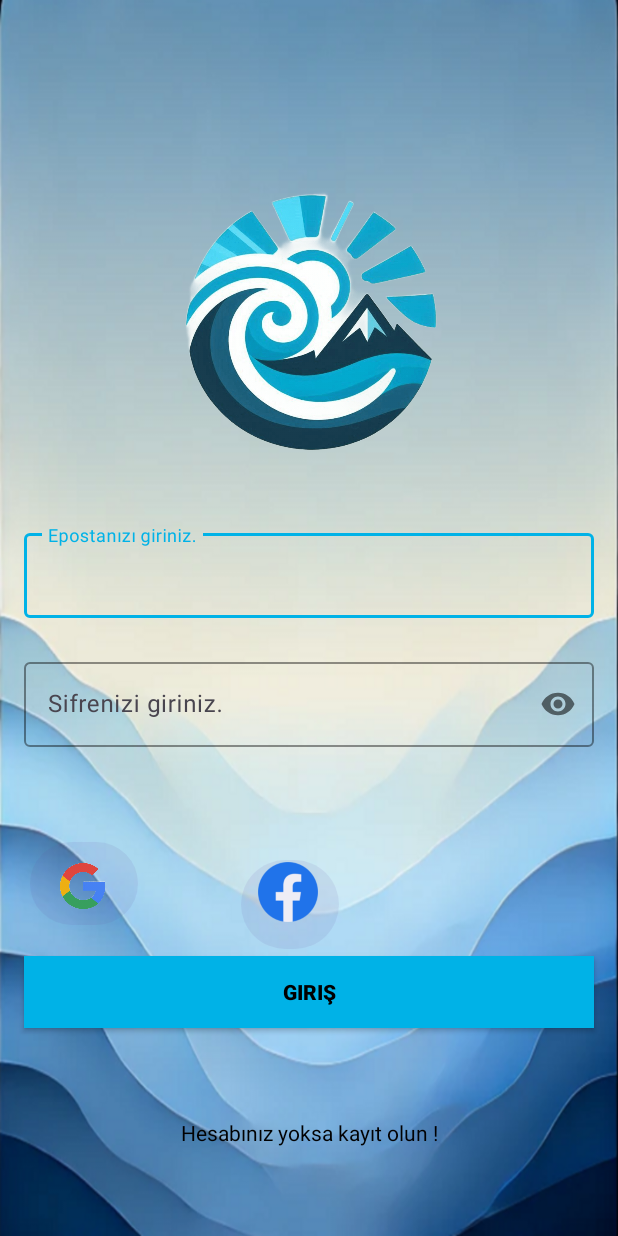
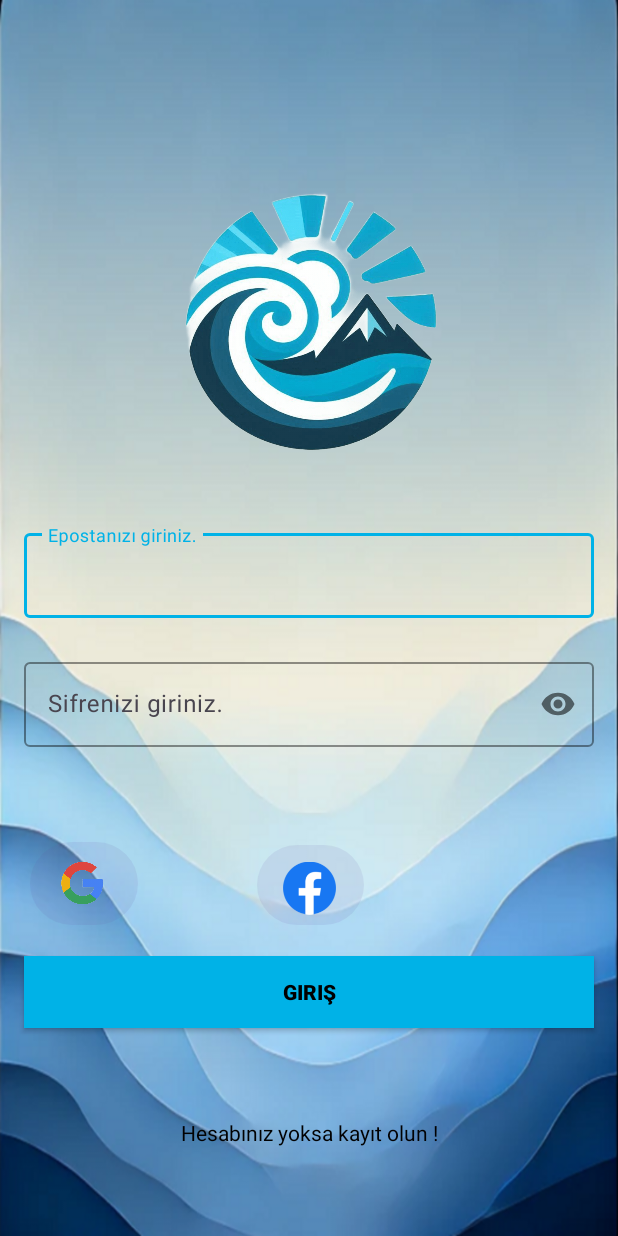
Before and after one commit to xBugor/discovery-app-, an Android app: the screen it shows after launch (MainActivity), on a phone screen of 412 x 824 dp. Run offline under Robolectric (Android 15) with nearby library versions, the phone set to English and light mode, and no system bars; our stand-ins replace Firebase (no records; nobody signed in at launch, a user with empty details on screens opened directly); libraries missing offline, so code that uses them is left out: com.facebook, com.facebook.login; Roboto replaces fonts that are not available here; 4 statements that could not run were skipped.

Commit message:
Yeter yoruldum

```diff
--- /dev/null
+++ b/app/src/main/res/drawable/baseline_settings_24.xml
@@ -0,0 +1,5 @@
+<vector xmlns:android="http://schemas.android.com/apk/res/android" android:height="24dp" android:tint="#000000" android:viewportHeight="24" android:viewportWidth="24" android:width="24dp">
+
+    <path android:fillColor="@android:color/white" android:pathData="M19.14,12.94c0.04,-0.3 0.06,-0.61 0.06,-0.94c0,-0.32 -0.02,-0.64 -0.07,-0.94l2.03,-1.58c0.18,-0.14 0.23,-0.41 0.12,-0.61l-1.92,-3.32c-0.12,-0.22 -0.37,-0.29 -0.59,-0.22l-2.39,0.96c-0.5,-0.38 -1.03,-0.7 -1.62,-0.94L14.4,2.81c-0.04,-0.24 -0.24,-0.41 -0.48,-0.41h-3.84c-0.24,0 -0.43,0.17 -0.47,0.41L9.25,5.35C8.66,5.59 8.12,5.92 7.63,6.29L5.24,5.33c-0.22,-0.08 -0.47,0 -0.59,0.22L2.74,8.87C2.62,9.08 2.66,9.34 2.86,9.48l2.03,1.58C4.84,11.36 4.8,11.69 4.8,12s0.02,0.64 0.07,0.94l-2.03,1.58c-0.18,0.14 -0.23,0.41 -0.12,0.61l1.92,3.32c0.12,0.22 0.37,0.29 0.59,0.22l2.39,-0.96c0.5,0.38 1.03,0.7 1.62,0.94l0.36,2.54c0.05,0.24 0.24,0.41 0.48,0.41h3.84c0.24,0 0.44,-0.17 0.47,-0.41l0.36,-2.54c0.59,-0.24 1.13,-0.56 1.62,-0.94l2.39,0.96c0.22,0.08 0.47,0 0.59,-0.22l1.92,-3.32c0.12,-0.22 0.07,-0.47 -0.12,-0.61L19.14,12.94zM12,15.6c-1.98,0 -3.6,-1.62 -3.6,-3.6s1.62,-3.6 3.6,-3.6s3.6,1.62 3.6,3.6S13.98,15.6 12,15.6z"/>
+
+</vector>
--- /dev/null
+++ b/app/src/main/res/drawable/person.xml
@@ -0,0 +1,5 @@
+<vector xmlns:android="http://schemas.android.com/apk/res/android" android:height="24dp" android:tint="#000000" android:viewportHeight="24" android:viewportWidth="24" android:width="24dp">
+
+    <path android:fillColor="@android:color/white" android:pathData="M12,12c2.21,0 4,-1.79 4,-4s-1.79,-4 -4,-4 -4,1.79 -4,4 1.79,4 4,4zM12,14c-2.67,0 -8,1.34 -8,4v1c0,0.55 0.45,1 1,1h14c0.55,0 1,-0.45 1,-1v-1c0,-2.66 -5.33,-4 -8,-4z"/>
+
+</vector>
--- /dev/null
+++ b/app/src/main/res/drawable/round_contact_support_24.xml
@@ -0,0 +1,5 @@
+<vector xmlns:android="http://schemas.android.com/apk/res/android" android:autoMirrored="true" android:height="24dp" android:tint="#000000" android:viewportHeight="24" android:viewportWidth="24" android:width="24dp">
+
+    <path android:fillColor="@android:color/white" android:pathData="M11.5,2C6.81,2 3,5.81 3,10.5S6.81,19 11.5,19h0.5v3c4.86,-2.34 8,-7 8,-11.5C20,5.81 16.19,2 11.5,2zM12.5,16.5h-2v-2h2v2zM12.9,11.72c-0.01,0.01 -0.02,0.03 -0.03,0.05 -0.05,0.08 -0.1,0.16 -0.14,0.24 -0.02,0.03 -0.03,0.07 -0.04,0.11 -0.03,0.07 -0.06,0.14 -0.08,0.21 -0.07,0.21 -0.1,0.43 -0.1,0.68L10.5,13.01c0,-0.51 0.08,-0.94 0.2,-1.3 0,-0.01 0,-0.02 0.01,-0.03 0.01,-0.04 0.04,-0.06 0.05,-0.1 0.06,-0.16 0.13,-0.3 0.22,-0.44 0.03,-0.05 0.07,-0.1 0.1,-0.15 0.03,-0.04 0.05,-0.09 0.08,-0.12l0.01,0.01c0.84,-1.1 2.21,-1.44 2.32,-2.68 0.09,-0.98 -0.61,-1.93 -1.57,-2.13 -1.04,-0.22 -1.98,0.39 -2.3,1.28 -0.14,0.36 -0.47,0.65 -0.88,0.65h-0.2c-0.6,0 -1.04,-0.59 -0.87,-1.17 0.55,-1.82 2.37,-3.09 4.43,-2.79 1.69,0.25 3.04,1.64 3.33,3.33 0.44,2.44 -1.63,3.03 -2.53,4.35z"/>
+
+</vector>
--- a/app/src/main/res/layout/activity_main.xml
+++ b/app/src/main/res/layout/activity_main.xml
@@ -113,12 +113,13 @@
         app:layout_constraintTop_toTopOf="parent" />
 
     <ImageView
-        android:layout_width="77dp"
-        android:layout_height="66dp"
-        android:layout_marginStart="16dp"
+        android:id="@+id/googleResim"
+        android:layout_width="71dp"
+        android:layout_height="62dp"
+        android:layout_marginStart="19dp"
         android:layout_marginTop="511dp"
-        android:layout_marginEnd="318dp"
-        android:layout_marginBottom="154dp"
+        android:layout_marginEnd="321dp"
+        android:layout_marginBottom="158dp"
         app:layout_constraintBottom_toBottomOf="parent"
         app:layout_constraintEnd_toEndOf="parent"
         app:layout_constraintStart_toStartOf="parent"
@@ -139,35 +140,33 @@
         app:layout_constraintStart_toStartOf="parent"
         app:layout_constraintTop_toTopOf="parent" />
 
-    <ImageView
-        android:id="@+id/imageView6"
-        android:layout_width="40dp"
-        android:layout_height="44dp"
-        android:layout_marginStart="172dp"
-        android:layout_marginTop="510dp"
-        android:layout_marginEnd="172dp"
-        android:layout_marginBottom="120dp"
-        app:layout_constraintBottom_toBottomOf="parent"
-        app:layout_constraintEnd_toEndOf="parent"
-        app:layout_constraintHorizontal_bias="0.0"
-        app:layout_constraintStart_toStartOf="parent"
-        app:layout_constraintTop_toTopOf="parent"
-        app:layout_constraintVertical_bias="0.416"
-        app:srcCompat="@drawable/facebookl" />
-
     <Button
         android:id="@+id/fcbklogin"
-        android:layout_width="65dp"
-        android:layout_height="67dp"
-        android:layout_marginStart="160dp"
-        android:layout_marginTop="523dp"
-        android:layout_marginEnd="186dp"
-        android:layout_marginBottom="141dp"
+        android:layout_width="71dp"
+        android:layout_height="61dp"
+        android:layout_marginStart="171dp"
+        android:layout_marginTop="513dp"
+        android:layout_marginEnd="169dp"
+        android:layout_marginBottom="157dp"
         android:alpha="0.1"
         app:layout_constraintBottom_toBottomOf="parent"
         app:layout_constraintEnd_toEndOf="parent"
         app:layout_constraintStart_toStartOf="parent"
         app:layout_constraintTop_toTopOf="parent" />
 
+    <ImageView
+        android:id="@+id/facabookResim"
+        android:layout_width="35dp"
+        android:layout_height="44dp"
+        android:layout_marginStart="188dp"
+        android:layout_marginTop="523dp"
+        android:layout_marginEnd="188dp"
+        android:layout_marginBottom="164dp"
+        app:layout_constraintBottom_toBottomOf="parent"
+        app:layout_constraintEnd_toEndOf="parent"
+        app:layout_constraintStart_toStartOf="parent"
+        app:layout_constraintTop_toTopOf="parent"
+        app:srcCompat="@drawable/facebookl" />
+
 
 </androidx.constraintlayout.widget.ConstraintLayout>
--- a/app/src/main/res/values/colors.xml
+++ b/app/src/main/res/values/colors.xml
@@ -4,4 +4,5 @@
     <color name="white">#FFFFFFFF</color>
     <color name="background">#074dc5</color>
     <color name="mavi">#00b2e7</color>
+    <color name="koyumavi">#073efa</color>
 </resources>
```
Also changed, not shown: app/src/main/res/drawable/cikis.xml (added, +7 -0 lines), app/src/main/res/layout/activity_giris.xml (+9 -13 lines), app/src/main/res/layout/cekmece.xml (added, +39 -0 lines), app/src/main/res/menu/drawer_elamanlari.xml (added, +27 -0 lines).
